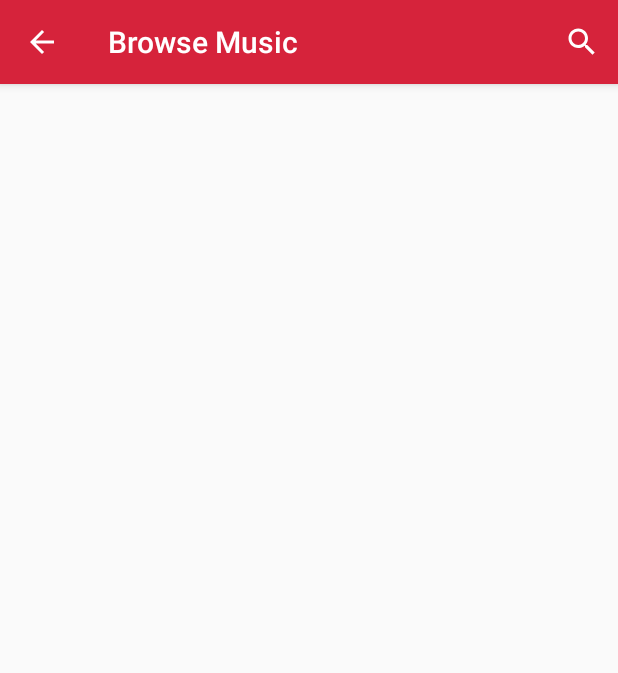
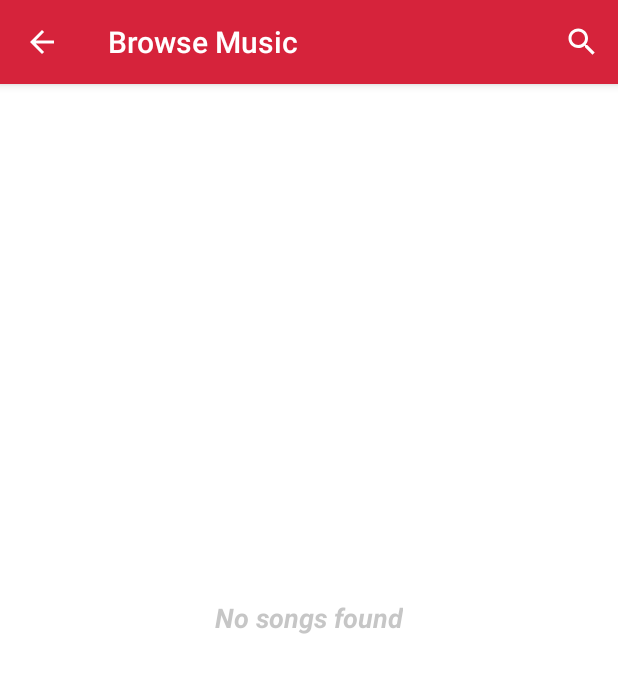
Before and after one commit to nongdenchet/Samgu, an Android app: the ListenMusicActivity screen opened directly, with no data from a screen before it, after a tap on "Browse music", on a phone screen of 412 x 824 dp. Shown: the top 673 px of the screen. Run offline under Robolectric (Android 15) with nearby library versions, the phone set to English and light mode, and no system bars; our stand-ins replace ButterKnife, CircleImageView, data binding; libraries missing offline, so code that uses them is left out: rx.android.schedulers, rx.schedulers; 4 statements that could not run were skipped; 2 other taps on this screen came first.

Commit message:
add search function

```diff
--- a/app/build.gradle
+++ b/app/build.gradle
@@ -1,6 +1,5 @@
 apply plugin: 'com.android.application'
 apply plugin: 'me.tatarka.retrolambda'
-apply plugin: 'com.neenbedankt.android-apt'
 
 android {
     compileSdkVersion 23
@@ -44,7 +43,7 @@ dependencies {
     compile 'com.android.support.constraint:constraint-layout:1.0.0-alpha2'
 
     // Dagger
-    apt 'com.google.dagger:dagger-compiler:2.2'
+    provided 'com.google.dagger:dagger-compiler:2.2'
     compile 'com.google.dagger:dagger:2.2'
     provided 'javax.annotation:jsr250-api:1.0'
 
--- a/app/src/main/java/apidez/com/samgu/activity/BrowseMusicActivity.java
+++ b/app/src/main/java/apidez/com/samgu/activity/BrowseMusicActivity.java
@@ -2,12 +2,17 @@ package apidez.com.samgu.activity;
 
 import android.content.Context;
 import android.content.Intent;
+import android.databinding.DataBindingUtil;
 import android.os.Bundle;
 import android.support.annotation.Nullable;
 import android.support.v4.content.ContextCompat;
 import android.support.v7.app.ActionBar;
 import android.support.v7.app.AppCompatActivity;
+import android.support.v7.widget.LinearLayoutManager;
+import android.support.v7.widget.RecyclerView;
 import android.support.v7.widget.Toolbar;
+import android.text.Editable;
+import android.text.TextWatcher;
 import android.view.LayoutInflater;
 import android.view.Menu;
 import android.view.MenuInflater;
@@ -17,8 +22,13 @@ import android.view.inputmethod.InputMethodManager;
 import android.widget.EditText;
 
 import apidez.com.samgu.R;
+import apidez.com.samgu.adapter.SearchResultAdapter;
+import apidez.com.samgu.databinding.ActivityBrowseMusicBinding;
+import apidez.com.samgu.viewmodel.SearchViewModel;
 import butterknife.Bind;
 import butterknife.ButterKnife;
+import rx.android.schedulers.AndroidSchedulers;
+import rx.schedulers.Schedulers;
 
 /**
  * Created by nongdenchet on 6/4/16.
@@ -27,9 +37,14 @@ public class BrowseMusicActivity extends AppCompatActivity {
     private boolean isSearchOpened = false;
     private MenuItem mSearchAction;
     private EditText edtSearch;
+    private ActivityBrowseMusicBinding binding;
+    private SearchViewModel searchViewModel;
 
     @Bind(R.id.toolbar)
     Toolbar toolbar;
+
+    @Bind(R.id.rvSearchResult)
+    RecyclerView rvSearchResult;
 
     public static Intent getIntent(Context context) {
         return new Intent(context, BrowseMusicActivity.class);
@@ -38,19 +53,29 @@ public class BrowseMusicActivity extends AppCompatActivity {
     @Override
     protected void onCreate(@Nullable Bundle savedInstanceState) {
         super.onCreate(savedInstanceState);
-        setContentView(R.layout.activity_browse_music);
+        binding = DataBindingUtil.setContentView(this, R.layout.activity_browse_music);
         ButterKnife.bind(this);
+        searchViewModel = new SearchViewModel(
+                AndroidSchedulers.mainThread(),
+                Schedulers.computation());
+        binding.setViewModel(searchViewModel);
         initializeView();
     }
 
-    private void initializeView() {
-        setUpToolBar();
+    @Override
+    protected void onResume() {
+        super.onResume();
+        searchViewModel.bindSearchResult()
+                .subscribe(result -> {
+                }, Throwable::printStackTrace);
     }
 
-    private void setUpToolBar() {
+    private void initializeView() {
         setSupportActionBar(toolbar);
         toolbar.setNavigationOnClickListener(v -> onBackPressed());
         getSupportActionBar().setDisplayHomeAsUpEnabled(true);
+        rvSearchResult.setAdapter(new SearchResultAdapter());
+        rvSearchResult.setLayoutManager(new LinearLayoutManager(this));
     }
 
     public boolean onCreateOptionsMenu(Menu menu) {
@@ -84,6 +109,7 @@ public class BrowseMusicActivity extends AppCompatActivity {
         if (!isSearchOpened) {
             setUpCustomSearchBar();
         }
+        searchViewModel.onKeyWordChange("");
         handleKeyBoard();
         mSearchAction.setIcon(ContextCompat.getDrawable(this, menuItemIcon()));
         isSearchOpened = !isSearchOpened;
@@ -92,7 +118,7 @@ public class BrowseMusicActivity extends AppCompatActivity {
     private void handleKeyBoard() {
         InputMethodManager imm = (InputMethodManager) getSystemService(Context.INPUT_METHOD_SERVICE);
         if (isSearchOpened) {
-            imm.hideSoftInputFromWindow(edtSearch.getWindowToken(), 0);
+            imm.hideSoftInputFromWindow(getCurrentFocus().getWindowToken(), 0);
         } else {
             imm.showSoftInput(edtSearch, InputMethodManager.SHOW_IMPLICIT);
         }
@@ -111,7 +137,25 @@ public class BrowseMusicActivity extends AppCompatActivity {
                 ActionBar.LayoutParams.MATCH_PARENT,
                 ActionBar.LayoutParams.MATCH_PARENT);
         action.setCustomView(searchBar, params);
-        edtSearch = (EditText) action.getCustomView().findViewById(R.id.edtSearch);
+        setUpSearhBar(searchBar);
+    }
+
+    private void setUpSearhBar(View searchBar) {
+        edtSearch = (EditText) searchBar.findViewById(R.id.edtSearch);
+        edtSearch.addTextChangedListener(new TextWatcher() {
+            @Override
+            public void beforeTextChanged(CharSequence s, int start, int count, int after) {
+            }
+
+            @Override
+            public void onTextChanged(CharSequence s, int start, int before, int count) {
+                searchViewModel.onKeyWordChange(s.toString());
+            }
+
+            @Override
+            public void afterTextChanged(Editable s) {
+            }
+        });
         edtSearch.requestFocus();
     }
 }
--- a/app/src/main/java/apidez/com/samgu/activity/ListenMusicActivity.java
+++ b/app/src/main/java/apidez/com/samgu/activity/ListenMusicActivity.java
@@ -6,9 +6,11 @@ import android.content.Intent;
 import android.graphics.Color;
 import android.graphics.drawable.ColorDrawable;
 import android.os.Bundle;
+import android.os.Handler;
 import android.support.annotation.Nullable;
 import android.support.constraint.ConstraintLayout;
 import android.support.v7.app.AppCompatActivity;
+import android.util.Log;
 import android.view.animation.LinearInterpolator;
 import android.widget.ImageView;
 import android.widget.TextView;
@@ -27,6 +29,7 @@ import rx.schedulers.Schedulers;
  * Created by nongdenchet on 6/4/16.
  */
 public class ListenMusicActivity extends AppCompatActivity {
+    private boolean musicFound = false;
 
     @Bind(R.id.ivCircle)
     CircleImageView ivCircle;
@@ -62,6 +65,11 @@ public class ListenMusicActivity extends AppCompatActivity {
 
     private void setUpListener() {
         tvBrowseMusic.setOnClickListener(v -> startActivity(BrowseMusicActivity.getIntent(this)));
+        tvResult.setOnClickListener(v -> {
+            if (musicFound) {
+                Log.d("Quan", "AAA");
+            }
+        });
     }
 
     private void runAnimation() {
@@ -82,7 +90,16 @@ public class ListenMusicActivity extends AppCompatActivity {
     @Override
     protected void onResume() {
         super.onResume();
+        onMusicResume();
+    }
+
+    private void onMusicResume() {
+        musicFound = false;
         tvResult.setText(getString(R.string.listening));
+        new Handler().postDelayed(() -> {
+            tvResult.setText("Animals by Maroon 5\nclick to listen");
+            musicFound = true;
+        }, 3000);
     }
 
     private void createNewCircle() {
--- /dev/null
+++ b/app/src/main/java/apidez/com/samgu/adapter/BaseRecyclerViewAdapter.java
@@ -0,0 +1,109 @@
+package apidez.com.samgu.adapter;
+
+import android.databinding.ObservableList;
+import android.support.v7.widget.RecyclerView;
+
+import java.lang.ref.WeakReference;
+import java.util.ArrayList;
+import java.util.List;
+
+/**
+ * Created by nongdenchet on 1/5/16.
+ */
+public abstract class BaseRecyclerViewAdapter<T> extends RecyclerView.Adapter<RecyclerView.ViewHolder> {
+    protected List<T> mItems = new ArrayList<>();
+    private int mRecyclerViewRefCount = 0;
+    private final WeakReferenceOnListChangedCallback<T> callback = new WeakReferenceOnListChangedCallback<>(this);
+
+    public void setItems(List<T> items) {
+        if (this.mItems == items) {
+            return;
+        }
+        if (mRecyclerViewRefCount > 0) {
+            if (this.mItems instanceof ObservableList) {
+                ((ObservableList<T>) this.mItems).removeOnListChangedCallback(callback);
+            }
+            if (items instanceof ObservableList) {
+                ((ObservableList<T>) items).addOnListChangedCallback(callback);
+            }
+        }
+        mItems = items;
+        notifyDataSetChanged();
+    }
+
+    @Override
+    public int getItemCount() {
+        return mItems.size();
+    }
+
+    @Override
+    public void onAttachedToRecyclerView(RecyclerView recyclerView) {
+        if (mRecyclerViewRefCount == 0 && mItems != null && mItems instanceof ObservableList) {
+            ((ObservableList<T>) mItems).addOnListChangedCallback(callback);
+        }
+        mRecyclerViewRefCount += 1;
+    }
+
+    @Override
+    public void onDetachedFromRecyclerView(RecyclerView recyclerView) {
+        mRecyclerViewRefCount -= 1;
+        if (mRecyclerViewRefCount == 0 && mItems != null && mItems instanceof ObservableList) {
+            ((ObservableList<T>) mItems).removeOnListChangedCallback(callback);
+        }
+    }
+
+    private static class WeakReferenceOnListChangedCallback<T> extends ObservableList.OnListChangedCallback<ObservableList<T>> {
+        final WeakReference<BaseRecyclerViewAdapter<T>> adapterRef;
+
+        WeakReferenceOnListChangedCallback(BaseRecyclerViewAdapter<T> adapter) {
+            this.adapterRef = new WeakReference<>(adapter);
+        }
+
+        @Override
+        public void onChanged(ObservableList sender) {
+            BaseRecyclerViewAdapter<T> adapter = adapterRef.get();
+            if (adapter == null) {
+                return;
+            }
+            adapter.notifyDataSetChanged();
+        }
+
+        @Override
+        public void onItemRangeChanged(ObservableList sender, final int positionStart, final int itemCount) {
+            BaseRecyclerViewAdapter<T> adapter = adapterRef.get();
+            if (adapter == null) {
+                return;
+            }
+            adapter.notifyItemRangeChanged(positionStart, itemCount);
+        }
+
+        @Override
+        public void onItemRangeInserted(ObservableList sender, final int positionStart, final int itemCount) {
+            BaseRecyclerViewAdapter<T> adapter = adapterRef.get();
+            if (adapter == null) {
+                return;
+            }
+            adapter.notifyItemRangeInserted(positionStart, itemCount);
+        }
+
+        @Override
+        public void onItemRangeMoved(ObservableList sender, final int fromPosition, final int toPosition, final int itemCount) {
+            BaseRecyclerViewAdapter<T> adapter = adapterRef.get();
+            if (adapter == null) {
+                return;
+            }
+            for (int i = 0; i < itemCount; i++) {
+                adapter.notifyItemMoved(fromPosition + i, toPosition + i);
+            }
+        }
+
+        @Override
+        public void onItemRangeRemoved(ObservableList sender, final int positionStart, final int itemCount) {
+            BaseRecyclerViewAdapter<T> adapter = adapterRef.get();
+            if (adapter == null) {
+                return;
+            }
+            adapter.notifyItemRangeRemoved(positionStart, itemCount);
+        }
+    }
+}
--- a/app/src/main/res/layout/activity_browse_music.xml
+++ b/app/src/main/res/layout/activity_browse_music.xml
@@ -1,10 +1,43 @@
 <?xml version="1.0" encoding="utf-8"?>
-<LinearLayout
+<layout
     xmlns:android="http://schemas.android.com/apk/res/android"
-    xmlns:app="http://schemas.android.com/apk/res-auto"
+    xmlns:app="http://schemas.android.com/apk/res-auto">
+
+    <data>
+        <variable
+            name="viewModel"
+            type="apidez.com.samgu.viewmodel.SearchViewModel"/>
+    </data>
+
+    <android.support.design.widget.CoordinatorLayout
         android:layout_width="match_parent"
         android:layout_height="match_parent"
-    android:orientation="vertical">
+        android:background="@android:color/white">
+
+        <android.support.v7.widget.RecyclerView
+            android:id="@+id/rvSearchResult"
+            android:layout_width="match_parent"
+            android:layout_height="match_parent"
+            android:layout_marginTop="?attr/actionBarSize"
+            android:background="@android:color/white"
+            app:items="@{viewModel.searchResult}"/>
+
+        <RelativeLayout
+            android:id="@+id/empty_list"
+            android:layout_width="match_parent"
+            android:layout_height="match_parent"
+            android:visibility="@{viewModel.emptyVisibility}">
+
+            <TextView
+                android:layout_width="wrap_content"
+                android:layout_height="wrap_content"
+                android:layout_centerInParent="true"
+                android:gravity="center"
+                android:text="@string/no_songs_found"
+                android:textColor="#707D7D7D"
+                android:textSize="18sp"
+                android:textStyle="bold|italic"/>
+        </RelativeLayout>
 
         <android.support.design.widget.AppBarLayout
             android:id="@+id/app_bar_layout"
@@ -20,4 +53,5 @@
                 app:layout_collapseMode="pin"
                 app:popupTheme="@style/ThemeOverlay.AppCompat.Light"/>
         </android.support.design.widget.AppBarLayout>
-</LinearLayout>
+    </android.support.design.widget.CoordinatorLayout>
+</layout>
--- a/app/src/main/res/layout/activity_listen_music.xml
+++ b/app/src/main/res/layout/activity_listen_music.xml
@@ -39,6 +39,7 @@
         android:text="@string/listening"
         android:textColor="#818285"
         android:textSize="24sp"
+        android:gravity="center"
         app:layout_constraintBottom_toBottomOf="@+id/constraintLayout"
         app:layout_constraintLeft_toLeftOf="@+id/constraintLayout"
         app:layout_constraintRight_toRightOf="@+id/constraintLayout"
--- a/app/src/main/res/values/strings.xml
+++ b/app/src/main/res/values/strings.xml
@@ -8,4 +8,5 @@
     <string name="small_or">or</string>
     <string name="browse_music">Browse music</string>
     <string name="search">Search</string>
+    <string name="no_songs_found">No songs found</string>
 </resources>
```
Also changed, not shown: app/src/main/java/apidez/com/samgu/adapter/SearchResultAdapter.java (added, +45 -0 lines), app/src/main/java/apidez/com/samgu/utils/BindingUtils.java (added, +20 -0 lines), app/src/main/java/apidez/com/samgu/viewmodel/SearchViewModel.java (added, +93 -0 lines), app/src/main/res/layout/search_item.xml (added, +22 -0 lines). Lines whose indentation alone changed are shown as unchanged.
